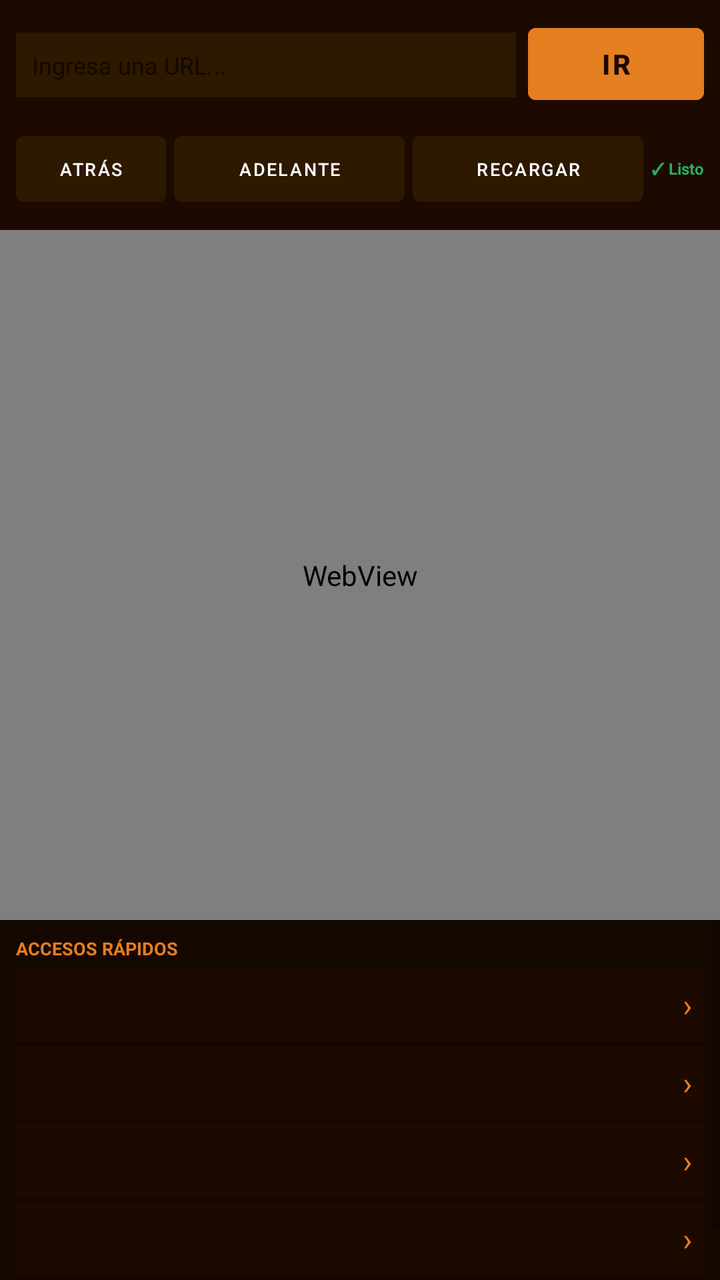
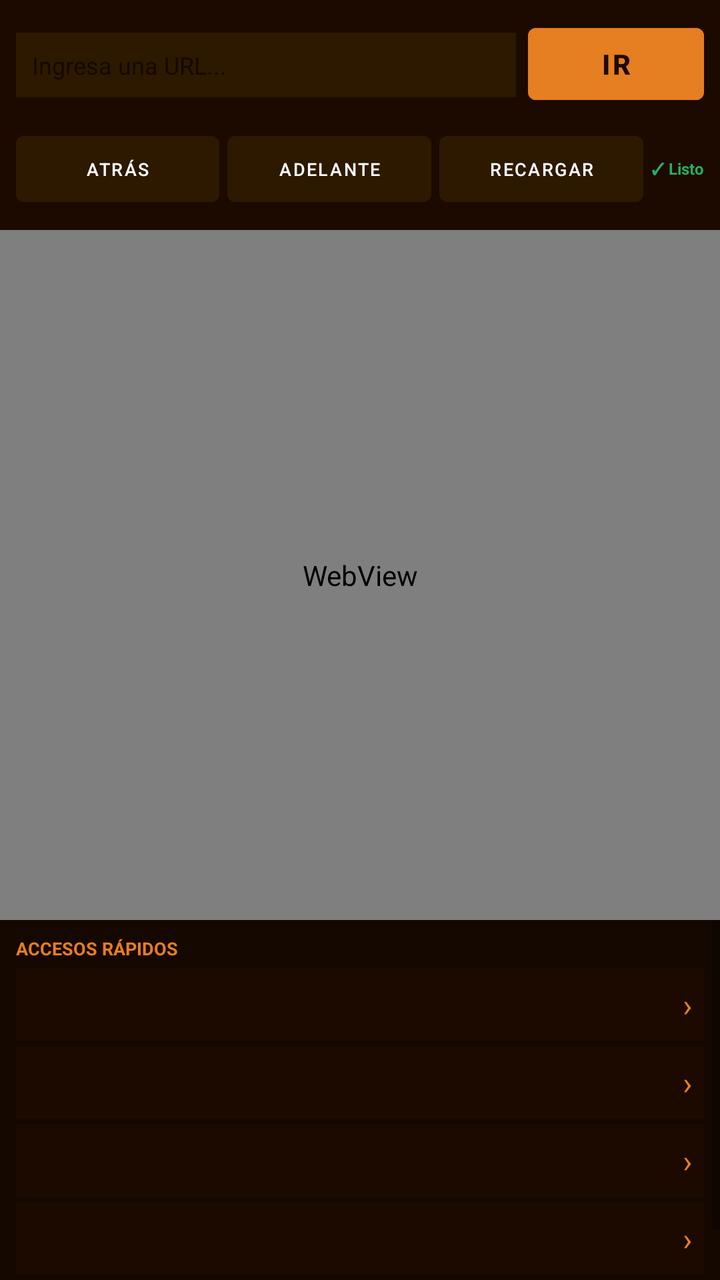

An Android layout rendered at two revisions. The XML below is the earlier revision; the diff shows what the commit changed to produce the second picture.
<!-- AndroidManifest.xml: application theme Theme.ChefApp -->
<!-- res/layout/fragment_web.xml -->
<?xml version="1.0" encoding="utf-8"?>
<LinearLayout xmlns:android="http://schemas.android.com/apk/res/android"
    android:layout_width="match_parent"
    android:layout_height="match_parent"
    android:orientation="vertical"
    android:background="#0F0700">

    <LinearLayout
        android:layout_width="match_parent"
        android:layout_height="wrap_content"
        android:orientation="vertical"
        android:padding="8dp"
        android:background="#1C0A00">

        <LinearLayout
            android:layout_width="match_parent"
            android:layout_height="wrap_content"
            android:orientation="horizontal"
            android:layout_marginBottom="6dp">

            <EditText
                android:id="@+id/etUrl"
                android:layout_width="0dp"
                android:layout_height="wrap_content"
                android:layout_weight="1"
                android:hint="Ingresa una URL..."
                android:inputType="textUri"
                android:textSize="12sp"
                android:textColor="@color/colorCream"
                android:background="#2D1800"
                android:padding="8dp"
                android:imeOptions="actionGo"
                android:singleLine="true"/>

            <Button
                android:id="@+id/btnIr"
                android:layout_width="wrap_content"
                android:layout_height="wrap_content"
                android:layout_marginStart="6dp"
                android:text="Ir"
                android:backgroundTint="@color/colorOrange"
                android:textColor="@color/colorDark"
                android:textStyle="bold"/>
        </LinearLayout>

        <LinearLayout
            android:layout_width="match_parent"
            android:layout_height="wrap_content"
            android:orientation="horizontal">

            <Button
                android:id="@+id/btnAtras"
                android:layout_width="75dp"
                android:layout_height="45dp"
                android:layout_marginEnd="4dp"
                android:layout_weight="0"
                android:backgroundTint="#2D1800"
                android:text="Atrás"
                android:textSize="9sp" />

            <Button
                android:id="@+id/btnAdelante"
                android:layout_width="0dp"
                android:layout_height="45dp"
                android:layout_marginEnd="4dp"
                android:layout_weight="1"
                android:backgroundTint="#2D1800"
                android:text="Adelante"
                android:textSize="9sp" />

            <Button
                android:id="@+id/btnRecargar"
                android:layout_width="0dp"
                android:layout_height="45dp"
                android:layout_marginEnd="4dp"
                android:layout_weight="1"
                android:backgroundTint="#2D1800"
                android:text="Recargar"
                android:textSize="9sp" />

            <TextView
                android:id="@+id/tvEstado"
                android:layout_width="wrap_content"
                android:layout_height="wrap_content"
                android:layout_gravity="center_vertical"
                android:text="✓ Listo"
                android:textColor="@color/colorFacil"
                android:textSize="8sp"
                android:textStyle="bold" />
        </LinearLayout>
    </LinearLayout>

    <ProgressBar
        android:id="@+id/progressWebView"
        style="@style/Widget.AppCompat.ProgressBar.Horizontal"
        android:layout_width="match_parent"
        android:layout_height="3dp"
        android:max="100"
        android:visibility="gone"
        android:progressTint="@color/colorOrange"/>

    <WebView
        android:id="@+id/webView"
        android:layout_width="match_parent"
        android:layout_height="0dp"
        android:layout_weight="1"/>

    <ScrollView
        android:layout_width="match_parent"
        android:layout_height="180dp"
        android:background="#150800">

        <LinearLayout
            android:layout_width="match_parent"
            android:layout_height="wrap_content"
            android:orientation="vertical"
            android:padding="8dp">

            <TextView
                android:layout_width="wrap_content"
                android:layout_height="wrap_content"
                android:text="ACCESOS RÁPIDOS"
                android:textColor="@color/colorOrange"
                android:textSize="9sp"
                android:textStyle="bold"
                android:layout_marginBottom="4dp"/>

            <LinearLayout android:id="@+id/itemAcceso1" android:layout_width="match_parent" android:layout_height="36dp" android:orientation="horizontal" android:gravity="center_vertical" android:padding="6dp" android:background="#1C0A00" android:layout_marginBottom="3dp" android:clickable="true" android:focusable="true">
                <TextView android:id="@+id/tvAcceso1" android:layout_width="0dp" android:layout_height="wrap_content" android:layout_weight="1" android:textColor="@color/colorCream" android:textSize="11sp"/>
                <TextView android:layout_width="wrap_content" android:layout_height="wrap_content" android:text="›" android:textColor="@color/colorOrange" android:textSize="16sp"/>
            </LinearLayout>

            <LinearLayout android:id="@+id/itemAcceso2" android:layout_width="match_parent" android:layout_height="36dp" android:orientation="horizontal" android:gravity="center_vertical" android:padding="6dp" android:background="#1C0A00" android:layout_marginBottom="3dp" android:clickable="true" android:focusable="true">
                <TextView android:id="@+id/tvAcceso2" android:layout_width="0dp" android:layout_height="wrap_content" android:layout_weight="1" android:textColor="@color/colorCream" android:textSize="11sp"/>
                <TextView android:layout_width="wrap_content" android:layout_height="wrap_content" android:text="›" android:textColor="@color/colorOrange" android:textSize="16sp"/>
            </LinearLayout>

            <LinearLayout android:id="@+id/itemAcceso3" android:layout_width="match_parent" android:layout_height="36dp" android:orientation="horizontal" android:gravity="center_vertical" android:padding="6dp" android:background="#1C0A00" android:layout_marginBottom="3dp" android:clickable="true" android:focusable="true">
                <TextView android:id="@+id/tvAcceso3" android:layout_width="0dp" android:layout_height="wrap_content" android:layout_weight="1" android:textColor="@color/colorCream" android:textSize="11sp"/>
                <TextView android:layout_width="wrap_content" android:layout_height="wrap_content" android:text="›" android:textColor="@color/colorOrange" android:textSize="16sp"/>
            </LinearLayout>

            <LinearLayout android:id="@+id/itemAcceso4" android:layout_width="match_parent" android:layout_height="36dp" android:orientation="horizontal" android:gravity="center_vertical" android:padding="6dp" android:background="#1C0A00" android:layout_marginBottom="8dp" android:clickable="true" android:focusable="true">
                <TextView android:id="@+id/tvAcceso4" android:layout_width="0dp" android:layout_height="wrap_content" android:layout_weight="1" android:textColor="@color/colorCream" android:textSize="11sp"/>
                <TextView android:layout_width="wrap_content" android:layout_height="wrap_content" android:text="›" android:textColor="@color/colorOrange" android:textSize="16sp"/>
            </LinearLayout>

            <TextView
                android:layout_width="wrap_content"
                android:layout_height="wrap_content"
                android:text="HISTORIAL"
                android:textColor="@color/colorOrange"
                android:textSize="9sp"
                android:textStyle="bold"
                android:layout_marginBottom="4dp"/>

            <LinearLayout android:id="@+id/rowHistorial1" android:layout_width="match_parent" android:layout_height="30dp" android:gravity="center_vertical" android:padding="6dp" android:background="#1C0A00" android:layout_marginBottom="2dp" android:clickable="true" android:focusable="true" android:visibility="gone">
                <TextView android:id="@+id/tvHistorial1" android:layout_width="match_parent" android:layout_height="wrap_content" android:textColor="@color/colorGray" android:textSize="10sp" android:ellipsize="end" android:singleLine="true"/>
            </LinearLayout>

            <LinearLayout android:id="@+id/rowHistorial2" android:layout_width="match_parent" android:layout_height="30dp" android:gravity="center_vertical" android:padding="6dp" android:background="#1C0A00" android:layout_marginBottom="2dp" android:clickable="true" android:focusable="true" android:visibility="gone">
                <TextView android:id="@+id/tvHistorial2" android:layout_width="match_parent" android:layout_height="wrap_content" android:textColor="@color/colorGray" android:textSize="10sp" android:ellipsize="end" android:singleLine="true"/>
            </LinearLayout>

            <LinearLayout android:id="@+id/rowHistorial3" android:layout_width="match_parent" android:layout_height="30dp" android:gravity="center_vertical" android:padding="6dp" android:background="#1C0A00" android:layout_marginBottom="2dp" android:clickable="true" android:focusable="true" android:visibility="gone">
                <TextView android:id="@+id/tvHistorial3" android:layout_width="match_parent" android:layout_height="wrap_content" android:textColor="@color/colorGray" android:textSize="10sp" android:ellipsize="end" android:singleLine="true"/>
            </LinearLayout>

            <LinearLayout android:id="@+id/rowHistorial4" android:layout_width="match_parent" android:layout_height="30dp" android:gravity="center_vertical" android:padding="6dp" android:background="#1C0A00" android:layout_marginBottom="2dp" android:clickable="true" android:focusable="true" android:visibility="gone">
                <TextView android:id="@+id/tvHistorial4" android:layout_width="match_parent" android:layout_height="wrap_content" android:textColor="@color/colorGray" android:textSize="10sp" android:ellipsize="end" android:singleLine="true"/>
            </LinearLayout>

            <LinearLayout android:id="@+id/rowHistorial5" android:layout_width="match_parent" android:layout_height="30dp" android:gravity="center_vertical" android:padding="6dp" android:background="#1C0A00" android:layout_marginBottom="2dp" android:clickable="true" android:focusable="true" android:visibility="gone">
                <TextView android:id="@+id/tvHistorial5" android:layout_width="match_parent" android:layout_height="wrap_content" android:textColor="@color/colorGray" android:textSize="10sp" android:ellipsize="end" android:singleLine="true"/>
            </LinearLayout>

        </LinearLayout>
    </ScrollView>

</LinearLayout>
<!-- resources referenced by this layout -->
<resources>
  <color name="colorCream">#FFF8F0</color>
  <color name="colorDark">#1C0A00</color>
  <color name="colorFacil">#27AE60</color>
  <color name="colorGray">#8B7355</color>
  <color name="colorOrange">#E67E22</color>
  <style name="Theme.ChefApp" parent="Theme.MaterialComponents.DayNight.NoActionBar">
          <item name="colorPrimary">@color/colorPrimary</item>
          <item name="colorPrimaryDark">@color/colorPrimaryDark</item>
          <item name="colorAccent">@color/colorAccent</item>
      </style>
  <color name="colorPrimary">#C0392B</color>
  <color name="colorPrimaryDark">#922B21</color>
  <color name="colorAccent">#E67E22</color>
</resources>

<!-- the commit's change to res/layout/fragment_web.xml (unified diff, before → after) -->
@@ -46,14 +46,15 @@
         <LinearLayout
             android:layout_width="match_parent"
             android:layout_height="wrap_content"
-            android:orientation="horizontal">
+            android:orientation="horizontal"
+            android:gravity="center_vertical">
 
             <Button
                 android:id="@+id/btnAtras"
-                android:layout_width="75dp"
+                android:layout_width="0dp"
                 android:layout_height="45dp"
                 android:layout_marginEnd="4dp"
-                android:layout_weight="0"
+                android:layout_weight="1"
                 android:backgroundTint="#2D1800"
                 android:text="Atrás"
                 android:textSize="9sp" />
